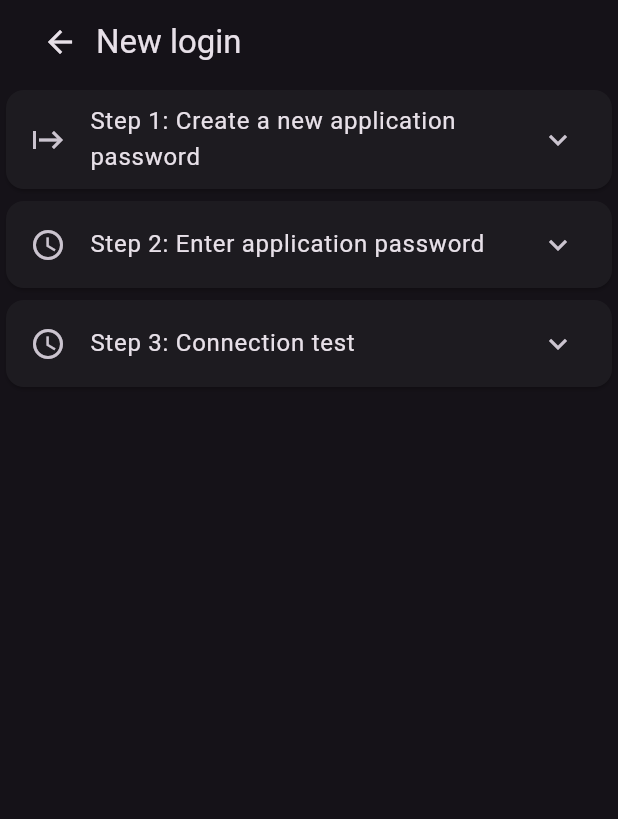
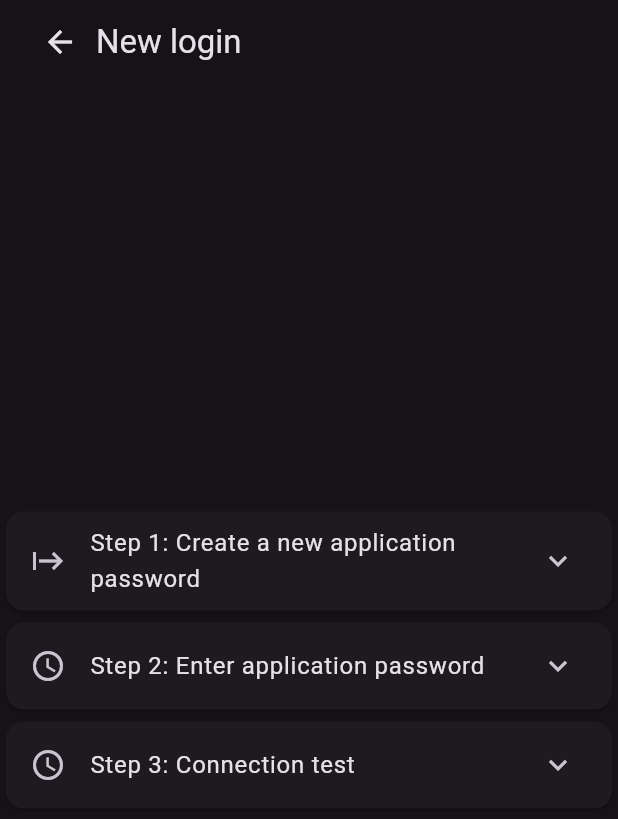
Before and after one commit to vkuhlmann/sib-utrecht-app, a Flutter app: the NewLoginPage screen opened by its route, after a tap on "Step 1: Create a new application passwor", on a phone screen of 412 x 824 dp. Shown: the top 819 px of the screen. Run offline on Flutter 3.47's test engine with Material 2 defaults, Android fonts, the phone set to English and light mode, and no system bars; our stand-ins replace flutter_secure_storage, flutter_widget_from_html, go_router, intl_phone_number_input, photo_view; accounts and stored records are empty; network calls fail.

Commit message:
Fix centering and login state bugs

```diff
--- a/flutter/sib_utrecht_app/lib/pages/authorize.dart
+++ b/flutter/sib_utrecht_app/lib/pages/authorize.dart
@@ -28,7 +28,7 @@ class _AuthorizePageState extends State<AuthorizePage> {
             user: widget.params["user_login"],
             apiSecret: widget.params["password"],
           ).then((state) {
-            _router.go("/");
+            router.go("/");
             return state;
           });
         });
--- a/flutter/sib_utrecht_app/lib/pages/event.dart
+++ b/flutter/sib_utrecht_app/lib/pages/event.dart
@@ -236,8 +236,8 @@ class _EventPageState extends State<EventPage> {
                           //             child: Image.network(
                           //                 "$wordpressUrl/${event.data["thumbnail"]["url"]}"))));
                         },
-                        child: Image.network(
-                            "$wordpressUrl/${event.data["thumbnail"]["url"]}"));
+                        child: Container(constraints: const BoxConstraints(maxWidth: 400, maxHeight: 500),child: Image.network(
+                            "$wordpressUrl/${event.data["thumbnail"]["url"]}")));
 
                     // return InteractiveViewer(clipBehavior: Clip.none, child: Image.network("https://sib-utrecht.nl/wp-content/uploads/2022/10/IMG_2588-1536x1024.jpg"));
                   } catch (e) {
--- a/flutter/sib_utrecht_app/lib/pages/new-login.dart
+++ b/flutter/sib_utrecht_app/lib/pages/new-login.dart
@@ -60,6 +60,8 @@ class _NewLoginPageState extends State<NewLoginPage> {
     String disp;
     Uri url;
 
+    useRedirect = loginManager.canLoginByRedirect;
+
     (disp, url) = loginManager.getAuthorizationUrl(withRedirect: useRedirect);
 
     authorizationUrlDisplay = disp;
@@ -100,10 +102,9 @@ class _NewLoginPageState extends State<NewLoginPage> {
               Container(
                   margin: const EdgeInsets.all(8),
                   child: Column(children: [
-                    // const Text("You can link ")
-                    // const Text("Go to the WordPress application authorization page on sib-utrecht.nl:"),
-                    // const Text("To log into your sib-utrecht.nl account, open the following link:"),
-                    const Text("Open the following link:"),
+                    if (!useRedirect)
+                      const Text("Open the following link on any device:"),
+                    if (useRedirect) const Text("Open the following link:"),
                     ElevatedButton(
                       onPressed: () {
                         _step1LaunchUrl = launchUrl(authorizationUrl);
@@ -120,11 +121,6 @@ class _NewLoginPageState extends State<NewLoginPage> {
                             Text(authorizationUrlDisplay.toString())
                           ]),
                     ),
-                    // RichText(
-                    //   text: TextSpan(text: "Authorize via a different device or browser.",
-                    //   style: TextStyle(color: Colors.blue),
-                    //   recognizer: _step1SwitchUrl),
-                    // ),
                     const SizedBox(height: 10),
                     FilledButton(
                         onPressed: step1Done
@@ -137,7 +133,6 @@ class _NewLoginPageState extends State<NewLoginPage> {
                                 });
                               },
                         child: const Text("Done")),
-
                     if (useRedirect) ...[
                       const SizedBox(height: 10),
                       TextButton(
@@ -337,7 +332,11 @@ class _NewLoginPageState extends State<NewLoginPage> {
 
           _step3_substep1 = null;
           _step3_substep2 = null;
+          step3Result = null;
+        });
 
+        WidgetsBinding.instance.addPostFrameCallback((_) {
+          setState(() {
             step3Result =
                 Future.delayed(const Duration(seconds: 0)).then((value) async {
               // throw Exception("This is a test");
@@ -401,6 +400,7 @@ class _NewLoginPageState extends State<NewLoginPage> {
           });
         });
       });
+    });
 
     return true;
   }
@@ -412,30 +412,7 @@ class _NewLoginPageState extends State<NewLoginPage> {
       step3Result = null;
       _step3_substep1 = null;
       _step3_substep2 = null;
-      // var pending = step3Result;
-
-      // if (pending != null) {
-      //   pending.whenComplete(() {
-      //     setState(() {
-      //       step3Result = null;
-      //       _step3_substep1 = null;
-      //       _step3_substep2 = null;
-      //     });
-      //   });
-      // }
     });
-
-    // setState(() {
-    //   step3Result = Future.value();
-    //   _step3_substep1 = Future.value();
-    //   _step3_substep2 = Future.value();
-    // });
-
-    // setState(() {
-    //   step3Result = null;
-    //   _step3_substep1 = null;
-    //   _step3_substep2 = null;
-    // });
   }
 
   @override
@@ -470,10 +447,10 @@ class _NewLoginPageState extends State<NewLoginPage> {
                     controller: _usernameController,
                     decoration: InputDecoration(
                         border: const OutlineInputBorder(),
-                        labelText: 'Username',
+                        labelText: 'E-mail',
                         errorText: (_step2IsPasswordComplete &&
                                 !_step2IsUsernameNonEmpty)
-                            ? "Username is required"
+                            ? "Your username (e-mail) is required"
                             : null),
                     onChanged: (value) {
                       if (value.isNotEmpty != _step2IsUsernameNonEmpty) {
@@ -632,7 +609,7 @@ class _NewLoginPageState extends State<NewLoginPage> {
                                         child: CircularProgressIndicator()));
                               }
 
-                              if (snapshot.connectionState ==
+                              if (!snapshot.hasError && snapshot.connectionState ==
                                   ConnectionState.done) {
                                 ic = const Icon(Icons.done);
                               }
@@ -733,20 +710,7 @@ class _NewLoginPageState extends State<NewLoginPage> {
             title: Row(children: [
           BackButton(
             onPressed: () {
-              // var navContext = _rootNavigatorKey.currentContext;
-
-              // if (navContext != null && navContext.canPop()) {
-              //   navContext.pop();
-              // }
-
-              _router.go("/login?immediate=false");
-
-              // if (_router.canPop()) {
-              //   _router.pop();
-              // }
-              // if (Navigator.canPop(context)) {
-              //   Navigator.pop(context);
-              // }
+              router.go("/login?immediate=false");
             },
           ),
           const Text('New login')
@@ -754,45 +718,29 @@ class _NewLoginPageState extends State<NewLoginPage> {
         // bottomNavigationBar: const SizedBox(height:56),
         body: SafeArea(
             child: Container(
-                padding: const EdgeInsets.fromLTRB(0, 0, 0, 90),
+                padding: const EdgeInsets.fromLTRB(0, 0, 0, 0),
                 constraints: const BoxConstraints.expand(),
-                child: CustomScrollView(
-                  slivers: [
-                    SliverFillRemaining(
                 child: Center(
                     child: Container(
-                                constraints:
-                                    const BoxConstraints(maxWidth: 600),
-                                child: CustomScrollView(slivers: [SliverList(
-                                    delegate: SliverChildListDelegate([
-                                  // mainAxisAlignment: MainAxisAlignment.center,
-                                  // children: [
+                        constraints: const BoxConstraints(maxWidth: 600),
+                        child: ListView(shrinkWrap: true, children: [
                           buildSteps(context),
                           if (completed)
-                                    Padding(padding: const EdgeInsets.fromLTRB(0, 16, 0, 0),
-                                    child:
-                                    Row(
-                                        mainAxisAlignment:
-                                            MainAxisAlignment.center,
+                            Padding(
+                                padding: const EdgeInsets.fromLTRB(0, 16, 0, 0),
+                                child: Row(
+                                    mainAxisAlignment: MainAxisAlignment.center,
                                     children: [
                                       ConstrainedBox(
                                           constraints: const BoxConstraints(
                                               maxWidth: 300),
                                           child: FilledButton(
                                               onPressed: () {
-                                                    _router.go("/");
+                                                router.go("/");
                                               },
                                               child: const Text(
                                                   "Go to home screen")))
                                     ]))
-                                ]))]))))
-                  ],
-
-                  // mainAxisAlignment: MainAxisAlignment.center,
-                  // crossAxisAlignment: CrossAxisAlignment.center,
-                  // children: [
-                  //   Text("Hoi!")
-                  // ]
-                ))));
+                        ]))))));
   }
 }
```
Also changed, not shown: flutter/sib_utrecht_app/lib/login_manager.dart (+44 -9 lines), flutter/sib_utrecht_app/lib/main.dart (+73 -23 lines), flutter/sib_utrecht_app/lib/pages/activities.dart (+29 -11 lines), flutter/sib_utrecht_app/lib/pages/login.dart (+13 -13 lines). Lines whose indentation alone changed are shown as unchanged.
